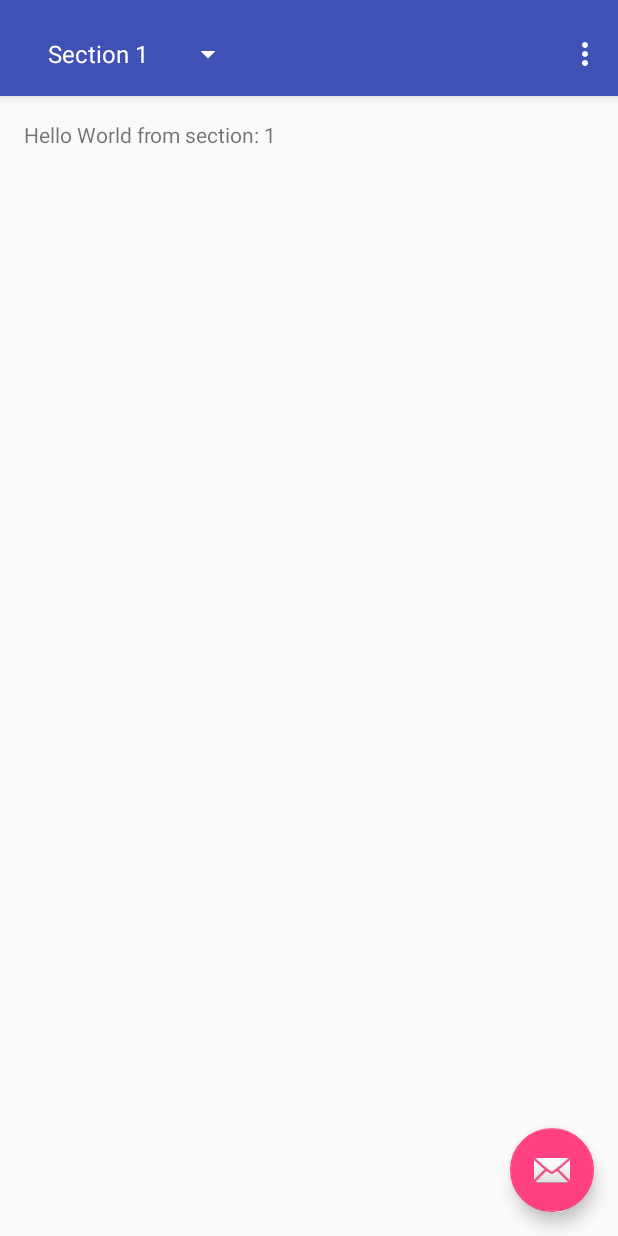
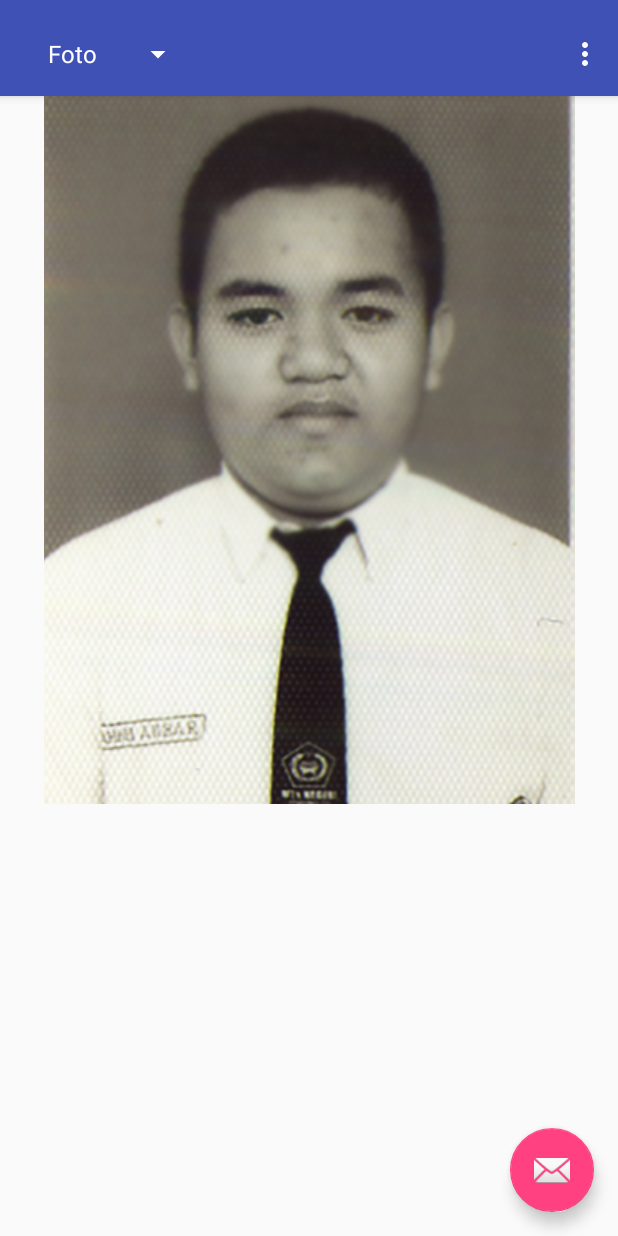
Before and after one commit to fahmialiasakbar/Nav3, an Android app: the screen it shows after launch (MainActivity), on a phone screen of 412 x 824 dp. Run offline under Robolectric (Android 15) with nearby library versions, the phone set to English and light mode, and no system bars.

```diff
--- a/app/build.gradle
+++ b/app/build.gradle
@@ -26,5 +26,6 @@ dependencies {
     })
     compile 'com.android.support:appcompat-v7:25.3.1'
     compile 'com.android.support:design:25.3.1'
+    compile 'com.android.support:support-v4:25.3.1'
     testCompile 'junit:junit:4.12'
 }
--- /dev/null
+++ b/app/src/main/java/xir1n11/remidiuts/telkomschid/nav3/FotoFragment.java
@@ -0,0 +1,29 @@
+package xir1n11.remidiuts.telkomschid.nav3;
+
+
+import android.os.Bundle;
+import android.support.v4.app.Fragment;
+import android.view.LayoutInflater;
+import android.view.View;
+import android.view.ViewGroup;
+
+
+/**
+ * A simple {@link Fragment} subclass.
+ */
+public class FotoFragment extends Fragment {
+
+
+    public FotoFragment() {
+        // Required empty public constructor
+    }
+
+
+    @Override
+    public View onCreateView(LayoutInflater inflater, ViewGroup container,
+                             Bundle savedInstanceState) {
+        // Inflate the layout for this fragment
+        return inflater.inflate(R.layout.fragment_foto, container, false);
+    }
+
+}
--- a/app/src/main/java/xir1n11/remidiuts/telkomschid/nav3/MainActivity.java
+++ b/app/src/main/java/xir1n11/remidiuts/telkomschid/nav3/MainActivity.java
@@ -36,19 +36,23 @@ public class MainActivity extends AppCompatActivity {
         spinner.setAdapter(new MyAdapter(
                 toolbar.getContext(),
                 new String[]{
-                        "Section 1",
-                        "Section 2",
-                        "Section 3",
+                        "Foto",
+                        "Data",
                 }));
 
         spinner.setOnItemSelectedListener(new OnItemSelectedListener() {
             @Override
             public void onItemSelected(AdapterView<?> parent, View view, int position, long id) {
-                // When the given dropdown item is selected, show its contents in the
-                // container view.
+                Fragment fragment;
+                if (position == 1) {
+                    fragment = new DataFragment();
+                } else {
+                    fragment = new FotoFragment();
+                }
+
                 getSupportFragmentManager().beginTransaction()
-                        .replace(R.id.container, PlaceholderFragment.newInstance(position + 1))
-                        .commit();
+                        .replace(R.id.container, fragment)
+                        .commitNow();
             }
 
             @Override
--- /dev/null
+++ b/app/src/main/res/layout/fragment_foto.xml
@@ -0,0 +1,13 @@
+<FrameLayout xmlns:android="http://schemas.android.com/apk/res/android"
+    xmlns:tools="http://schemas.android.com/tools"
+    android:layout_width="match_parent"
+    android:layout_height="match_parent"
+    tools:context="xir1n11.remidiuts.telkomschid.nav3.FotoFragment">
+
+    <!-- TODO: Update blank fragment layout -->
+    <ImageView
+        android:layout_width="match_parent"
+        android:layout_height="match_parent"
+        android:src="@drawable/foto" />
+
+</FrameLayout>
--- a/app/src/main/res/values/strings.xml
+++ b/app/src/main/res/values/strings.xml
@@ -2,4 +2,7 @@
     <string name="app_name">Nav3</string>
     <string name="action_settings">Settings</string>
     <string name="section_format">Hello World from section: %1$d</string>
+
+    <!-- TODO: Remove or change this placeholder text -->
+    <string name="hello_blank_fragment">Hello blank fragment</string>
 </resources>
```
Also changed, not shown: app/src/main/java/xir1n11/remidiuts/telkomschid/nav3/DataFragment.java (added, +29 -0 lines), app/src/main/res/layout/fragment_data.xml (added, +13 -0 lines).
